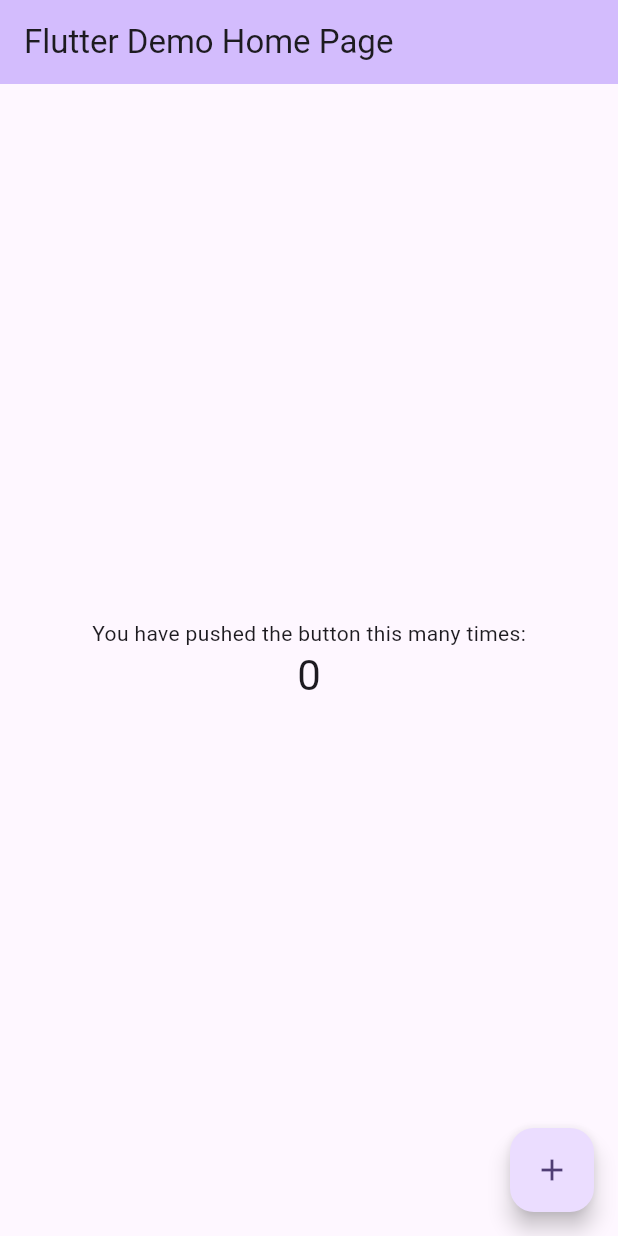
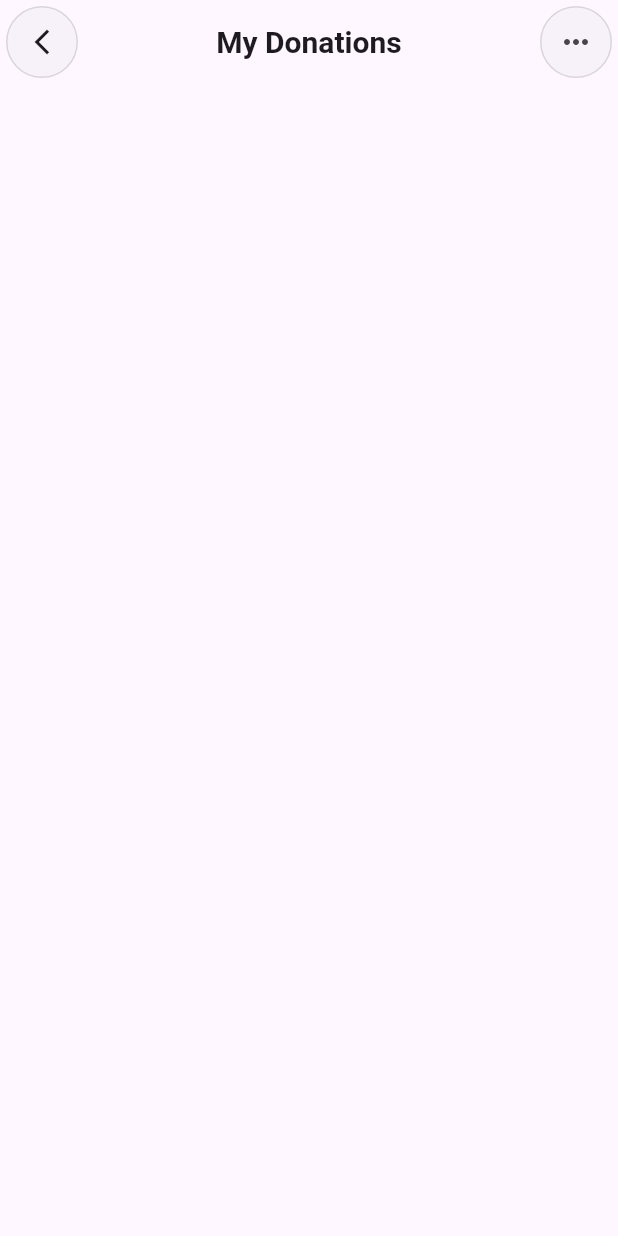
Before and after one commit to tejastidake-coditas/DonationsApp_Assignment2, a Flutter app: the screen it shows after launch, on a phone screen of 412 x 824 dp. Run offline on Flutter 3.47's test engine with Material 3 defaults, Android fonts, the light colour scheme and no system bars.

Commit message:
AppBar Setup done

```diff
--- /dev/null
+++ b/lib/Pages/donations_page.dart
@@ -0,0 +1,47 @@
+import 'package:flutter/material.dart';
+
+class DonationsPage extends StatefulWidget {
+  const DonationsPage({super.key});
+
+  @override
+  State<DonationsPage> createState() => _DonationsPageState();
+}
+
+class _DonationsPageState extends State<DonationsPage> {
+  @override
+  Widget build(BuildContext context) {
+    return Scaffold(
+      appBar: buildAppBar(),
+    );
+  }
+
+  AppBar buildAppBar() {
+    return AppBar(
+      leading: Card(
+        elevation: 0,
+        shape: CircleBorder(side: BorderSide(color: Colors.black12)),
+        child: IconButton(
+          icon: Icon(Icons.arrow_back_ios_new_outlined),
+          iconSize: 20,
+          onPressed: () {
+            Navigator.pop(context);
+          },
+        ),
+      ),
+      title: Text(
+        "My Donations",
+        style: TextStyle(fontSize: 20, fontWeight: FontWeight.w600),
+      ),
+      centerTitle: true,
+      actions: [
+        Card(
+            elevation: 0,
+            shape: CircleBorder(side: BorderSide(color: Colors.black12)),
+            child: Padding(
+              padding: const EdgeInsets.all(12.0),
+              child: Icon(Icons.more_horiz),
+            ))
+      ],
+    );
+  }
+}
--- a/lib/main.dart
+++ b/lib/main.dart
@@ -1,4 +1,6 @@
 import 'package:flutter/material.dart';
+
+import 'Pages/donations_page.dart';
 
 void main() {
   runApp(const MyApp());
@@ -7,119 +9,13 @@
 class MyApp extends StatelessWidget {
   const MyApp({super.key});
 
-  // This widget is the root of your application.
   @override
   Widget build(BuildContext context) {
     return MaterialApp(
-      title: 'Flutter Demo',
-      theme: ThemeData(
-        // This is the theme of your application.
-        //
-        // TRY THIS: Try running your application with "flutter run". You'll see
-        // the application has a purple toolbar. Then, without quitting the app,
-        // try changing the seedColor in the colorScheme below to Colors.green
-        // and then invoke "hot reload" (save your changes or press the "hot
-        // reload" button in a Flutter-supported IDE, or press "r" if you used
-        // the command line to start the app).
-        //
-        // Notice that the counter didn't reset back to zero; the application
-        // state is not lost during the reload. To reset the state, use hot
-        // restart instead.
-        //
-        // This works for code too, not just values: Most code changes can be
-        // tested with just a hot reload.
-        colorScheme: ColorScheme.fromSeed(seedColor: Colors.deepPurple),
-        useMaterial3: true,
-      ),
-      home: const MyHomePage(title: 'Flutter Demo Home Page'),
+      debugShowCheckedModeBanner: false,
+      home: DonationsPage(),
     );
   }
 }
 
-class MyHomePage extends StatefulWidget {
-  const MyHomePage({super.key, required this.title});
-
-  // This widget is the home page of your application. It is stateful, meaning
-  // that it has a State object (defined below) that contains fields that affect
-  // how it looks.
-
-  // This class is the configuration for the state. It holds the values (in this
-  // case the title) provided by the parent (in this case the App widget) and
-  // used by the build method of the State. Fields in a Widget subclass are
-  // always marked "final".
-
-  final String title;
-
-  @override
-  State<MyHomePage> createState() => _MyHomePageState();
-}
-
-class _MyHomePageState extends State<MyHomePage> {
-  int _counter = 0;
-
-  void _incrementCounter() {
-    setState(() {
-      // This call to setState tells the Flutter framework that something has
-      // changed in this State, which causes it to rerun the build method below
-      // so that the display can reflect the updated values. If we changed
-      // _counter without calling setState(), then the build method would not be
-      // called again, and so nothing would appear to happen.
-      _counter++;
-    });
-  }
-
-  @override
-  Widget build(BuildContext context) {
-    // This method is rerun every time setState is called, for instance as done
-    // by the _incrementCounter method above.
-    //
-    // The Flutter framework has been optimized to make rerunning build methods
-    // fast, so that you can just rebuild anything that needs updating rather
-    // than having to individually change instances of widgets.
-    return Scaffold(
-      appBar: AppBar(
-        // TRY THIS: Try changing the color here to a specific color (to
-        // Colors.amber, perhaps?) and trigger a hot reload to see the AppBar
-        // change color while the other colors stay the same.
-        backgroundColor: Theme.of(context).colorScheme.inversePrimary,
-        // Here we take the value from the MyHomePage object that was created by
-        // the App.build method, and use it to set our appbar title.
-        title: Text(widget.title),
-      ),
-      body: Center(
-        // Center is a layout widget. It takes a single child and positions it
-        // in the middle of the parent.
-        child: Column(
-          // Column is also a layout widget. It takes a list of children and
-          // arranges them vertically. By default, it sizes itself to fit its
-          // children horizontally, and tries to be as tall as its parent.
-          //
-          // Column has various properties to control how it sizes itself and
-          // how it positions its children. Here we use mainAxisAlignment to
-          // center the children vertically; the main axis here is the vertical
-          // axis because Columns are vertical (the cross axis would be
-          // horizontal).
-          //
-          // TRY THIS: Invoke "debug painting" (choose the "Toggle Debug Paint"
-          // action in the IDE, or press "p" in the console), to see the
-          // wireframe for each widget.
-          mainAxisAlignment: MainAxisAlignment.center,
-          children: <Widget>[
-            const Text(
-              'You have pushed the button this many times:',
-            ),
-            Text(
-              '$_counter',
-              style: Theme.of(context).textTheme.headlineMedium,
-            ),
-          ],
-        ),
-      ),
-      floatingActionButton: FloatingActionButton(
-        onPressed: _incrementCounter,
-        tooltip: 'Increment',
-        child: const Icon(Icons.add),
-      ), // This trailing comma makes auto-formatting nicer for build methods.
-    );
-  }
-}
+// Even a small contribution counts
```
